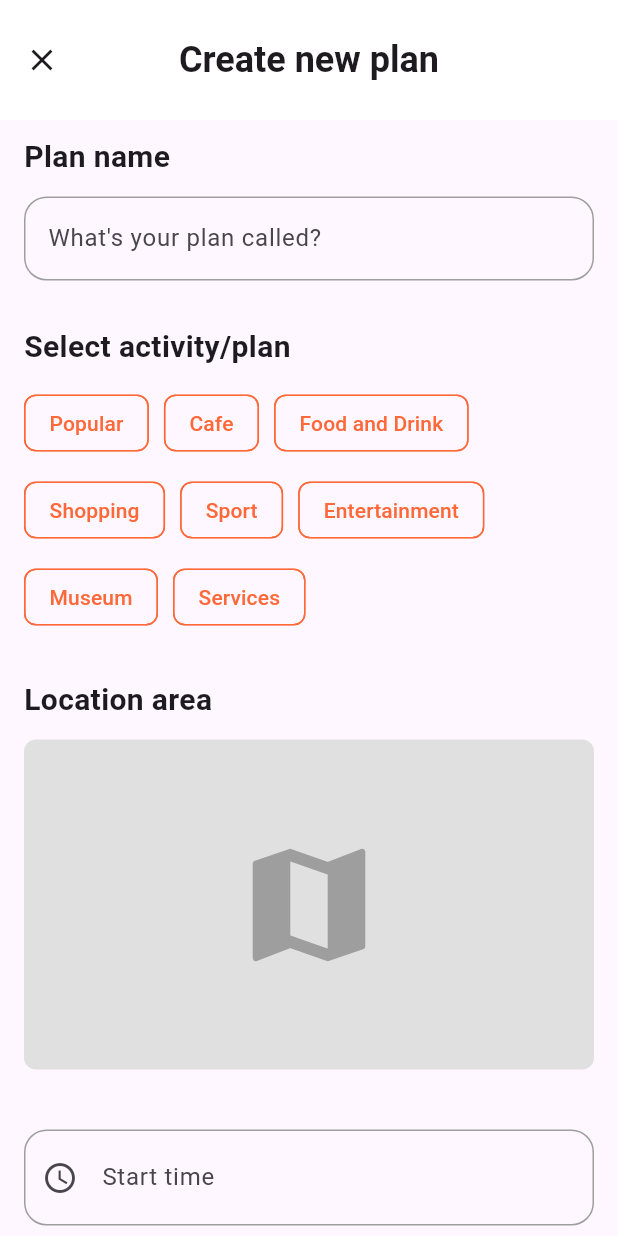
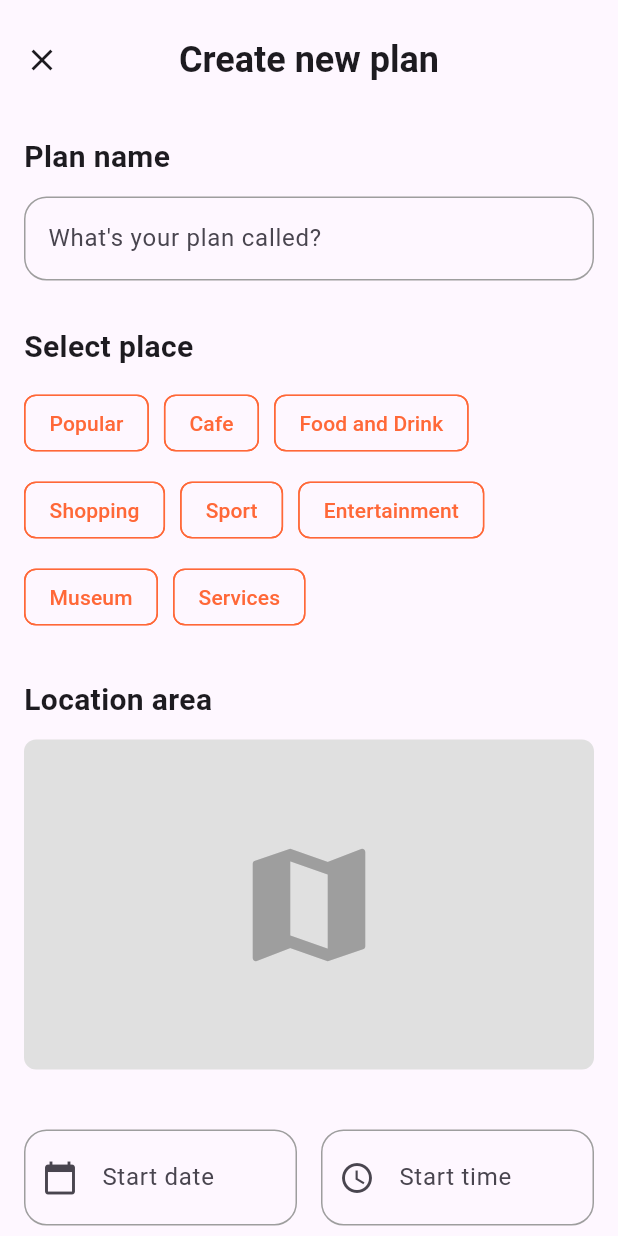
Before and after one commit to jigneng1/planAday, a Flutter app: the CreatePlanScreen screen opened directly with empty values, on a phone screen of 412 x 824 dp. Run offline on Flutter 3.47's test engine with Material 3 defaults, Android fonts, the phone set to English and light mode, and no system bars.

Commit message:
add : start date input

```diff
--- a/lib/src/screens/create_plan_screen.dart
+++ b/lib/src/screens/create_plan_screen.dart
@@ -16,6 +16,7 @@ class CreatePlanScreen extends StatefulWidget {
 class _CreatePlanScreenState extends State<CreatePlanScreen> {
   final TextEditingController _planNameController = TextEditingController();
   final TextEditingController _startTimeController = TextEditingController();
+  final TextEditingController _startDateController = TextEditingController(); // New date controller
   final TextEditingController _numberOfPlacesController =
       TextEditingController(text: '1');
   final List<String> _activities = [
@@ -34,6 +35,7 @@ class _CreatePlanScreenState extends State<CreatePlanScreen> {
   void dispose() {
     _planNameController.dispose();
     _startTimeController.dispose();
+    _startDateController.dispose(); // Dispose the date controller
     _numberOfPlacesController.dispose();
     super.dispose();
   }
@@ -56,16 +58,13 @@ class _CreatePlanScreenState extends State<CreatePlanScreen> {
         return Theme(
           data: Theme.of(context).copyWith(
             colorScheme: ColorScheme.light(
-              primary:
-                  Theme.of(context).primaryColor, // Header background color
+              primary: Theme.of(context).primaryColor, // Header background color
               onPrimary: Colors.white, // Header text color
-              onSurface:
-                  Theme.of(context).primaryColor, // Time picker dial color
+              onSurface: Theme.of(context).primaryColor, // Time picker dial color
             ),
             textButtonTheme: TextButtonThemeData(
               style: TextButton.styleFrom(
-                foregroundColor:
-                    Theme.of(context).primaryColor, // Button text color
+                foregroundColor: Theme.of(context).primaryColor, // Button text color
               ),
             ),
             timePickerTheme: const TimePickerThemeData(
@@ -83,6 +82,33 @@ class _CreatePlanScreenState extends State<CreatePlanScreen> {
       final formattedTime = picked.format(context);
       setState(() {
         _startTimeController.text = formattedTime;
+      });
+    }
+  }
+
+  Future<void> _selectStartDate(BuildContext context) async {
+    final DateTime? picked = await showDatePicker(
+      context: context,
+      initialDate: DateTime.now(),
+      firstDate: DateTime(2000),
+      lastDate: DateTime(2100),
+      builder: (BuildContext context, Widget? child) {
+        return Theme(
+          data: Theme.of(context).copyWith(
+            colorScheme: ColorScheme.light(
+              primary: Theme.of(context).primaryColor, // Header background color
+              onPrimary: Colors.white, // Header text color
+              onSurface: Theme.of(context).primaryColor, // Calendar picker color
+            ),
+          ),
+          child: child!,
+        );
+      },
+    );
+    if (picked != null) {
+      final formattedDate = "${picked.day}/${picked.month}/${picked.year}";
+      setState(() {
+        _startDateController.text = formattedDate;
       });
     }
   }
@@ -110,7 +136,8 @@ class _CreatePlanScreenState extends State<CreatePlanScreen> {
         title: const Text('Create new plan',
             style: TextStyle(fontSize: 24, fontWeight: FontWeight.w600)),
         centerTitle: true,
-        backgroundColor: Colors.white,
+        backgroundColor: Colors.transparent,
+        scrolledUnderElevation: 0,
         leading: IconButton(
           icon: const Icon(Icons.close),
           onPressed: () {
@@ -139,7 +166,7 @@ class _CreatePlanScreenState extends State<CreatePlanScreen> {
                 ),
               ),
               const SizedBox(height: 30),
-              const Text('Select activity/plan',
+              const Text('Select place',
                   style: TextStyle(fontSize: 20, fontWeight: FontWeight.w600)),
               const SizedBox(height: 12),
               Wrap(
@@ -153,7 +180,6 @@ class _CreatePlanScreenState extends State<CreatePlanScreen> {
                             color: isSelected ? Colors.white : primaryColor)),
                     selected: isSelected,
                     selectedColor: primaryColor,
-                    // checkmarkColor: Colors.white,
                     showCheckmark: false,
                     side: BorderSide(
                         color: isSelected ? primaryColor : primaryColor),
@@ -179,10 +205,28 @@ class _CreatePlanScreenState extends State<CreatePlanScreen> {
                 ),
               ),
               const SizedBox(height: 40),
-              Column(
-                crossAxisAlignment: CrossAxisAlignment.start,
+              Row(
                 children: [
-                  GestureDetector(
+                  Expanded(
+                    child: GestureDetector(
+                      onTap: () => _selectStartDate(context),
+                      child: AbsorbPointer(
+                        child: TextField(
+                          controller: _startDateController,
+                          decoration: const InputDecoration(
+                            labelText: 'Start date',
+                            border: OutlineInputBorder(),
+                            prefixIcon: Icon(Icons.calendar_today),
+                            contentPadding: EdgeInsets.symmetric(
+                                vertical: 20.0, horizontal: 16.0),
+                          ),
+                        ),
+                      ),
+                    ),
+                  ),
+                  const SizedBox(width: 16), // Adds space between the two fields
+                  Expanded(
+                    child: GestureDetector(
                       onTap: () => _selectStartTime(context),
                       child: AbsorbPointer(
                         child: TextField(
@@ -197,14 +241,17 @@ class _CreatePlanScreenState extends State<CreatePlanScreen> {
                         ),
                       ),
                     ),
-                  const SizedBox(height: 40),
+                  ),
+                ],
+              ),
+              const SizedBox(height: 30),
               const Row(
                 crossAxisAlignment: CrossAxisAlignment.end,
                 mainAxisAlignment: MainAxisAlignment.start,
                 children: [
                   Text('Number of places',
-                          style: TextStyle(
-                              fontSize: 20, fontWeight: FontWeight.w600)),
+                      style:
+                          TextStyle(fontSize: 20, fontWeight: FontWeight.w600)),
                   SizedBox(width: 8),
                   Text('(optional)',
                       style: TextStyle(fontSize: 15, color: Colors.grey)),
@@ -223,8 +270,7 @@ class _CreatePlanScreenState extends State<CreatePlanScreen> {
                       controller: _numberOfPlacesController,
                       decoration: const InputDecoration(
                         border: OutlineInputBorder(),
-                            contentPadding:
-                                EdgeInsets.symmetric(horizontal: 16),
+                        contentPadding: EdgeInsets.symmetric(horizontal: 16),
                       ),
                       keyboardType: TextInputType.number,
                       textAlign: TextAlign.center,
@@ -244,8 +290,6 @@ class _CreatePlanScreenState extends State<CreatePlanScreen> {
                   IconButton(
                     icon: const Icon(Icons.add),
                     onPressed: _incrementNumberOfPlaces,
-                      ),
-                    ],
                   ),
                 ],
               ),
```
Lines whose indentation alone changed are shown as unchanged.
